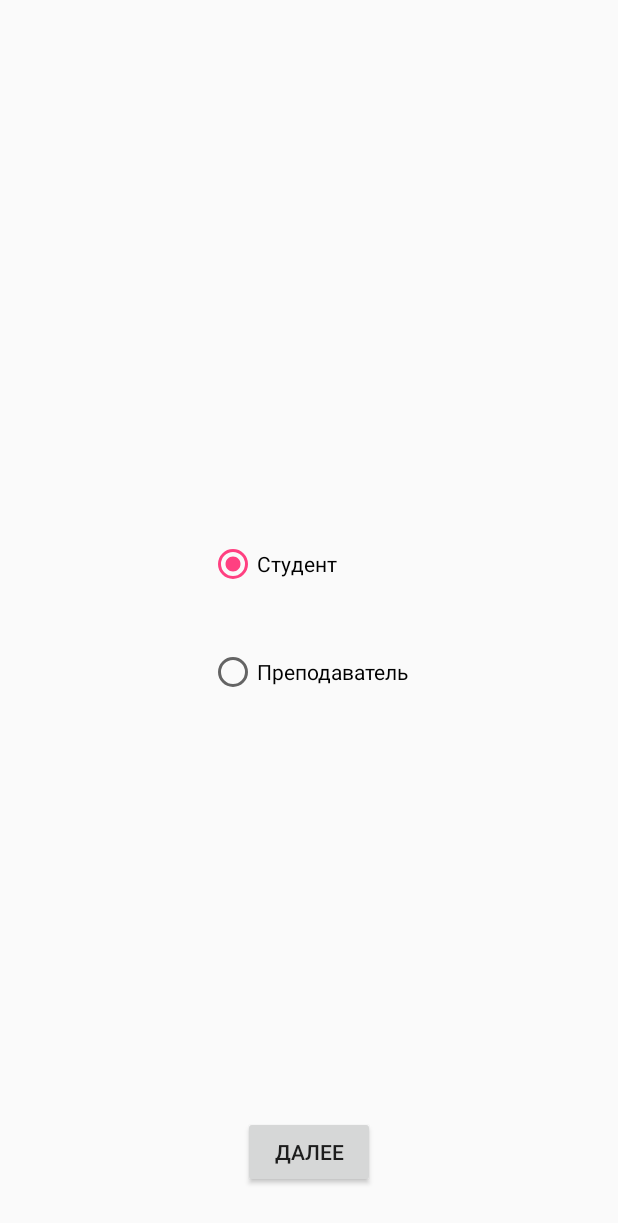
After one commit to rs1t/Hackaton2035, an Android app: the layout activity_user_greeting.xml on its own in the app's theme, with its tools: preview values and no code run, on a phone screen of 412 x 824 dp. The commit adds this screen. Shown: the top 1223 px of the screen. Run offline under Robolectric (Android 15) with nearby library versions, the phone set to English and light mode, and no system bars.

Commit message:
Add greetingView

```diff
--- a/app/build.gradle
+++ b/app/build.gradle
@@ -17,6 +17,10 @@ android {
             proguardFiles getDefaultProguardFile('proguard-android.txt'), 'proguard-rules.pro'
         }
     }
+    compileOptions {
+        targetCompatibility 1.8
+        sourceCompatibility 1.8
+    }
 }
 
 dependencies {
--- a/app/src/main/AndroidManifest.xml
+++ b/app/src/main/AndroidManifest.xml
@@ -9,13 +9,15 @@
         android:roundIcon="@mipmap/ic_launcher_round"
         android:supportsRtl="true"
         android:theme="@style/AppTheme">
-        <activity android:name=".MainActivity">
+        <activity android:name=".UserGreetingActivity">
             <intent-filter>
                 <action android:name="android.intent.action.MAIN"/>
 
                 <category android:name="android.intent.category.LAUNCHER"/>
             </intent-filter>
         </activity>
+        <activity android:name=".student.ChooseEventActivity">
+        </activity>
     </application>
 
 </manifest>
--- /dev/null
+++ b/app/src/main/res/layout/activity_user_greeting.xml
@@ -0,0 +1,43 @@
+<?xml version="1.0" encoding="utf-8"?>
+<android.support.constraint.ConstraintLayout
+    xmlns:android="http://schemas.android.com/apk/res/android"
+    xmlns:app="http://schemas.android.com/apk/res-auto"
+    xmlns:tools="http://schemas.android.com/tools"
+    android:layout_width="match_parent"
+    android:layout_height="match_parent"
+    tools:context="ru.polymers.hackaton2035.UserGreetingActivity">
+
+    <Button
+        android:id="@+id/next_button"
+        android:layout_width="wrap_content"
+        android:layout_height="wrap_content"
+        android:layout_marginBottom="32dp"
+        android:text="@string/next_button_label"
+        app:layout_constraintBottom_toBottomOf="parent"
+        app:layout_constraintLeft_toLeftOf="parent"
+        app:layout_constraintRight_toRightOf="parent"/>
+
+    <RadioGroup
+        android:layout_width="wrap_content"
+        android:layout_height="wrap_content"
+        app:layout_constraintBottom_toBottomOf="parent"
+        app:layout_constraintLeft_toLeftOf="parent"
+        app:layout_constraintRight_toRightOf="parent"
+        app:layout_constraintTop_toTopOf="parent">
+
+        <RadioButton
+            android:id="@+id/student_radio_button"
+            android:layout_width="wrap_content"
+            android:layout_height="wrap_content"
+            android:checked="true"
+            android:text="@string/student_label"
+            android:layout_marginBottom="40dp"/>
+        <RadioButton
+            android:layout_width="wrap_content"
+            android:layout_height="wrap_content"
+            android:id="@+id/teacher_radio_button"
+            android:text="@string/teacher_label"/>
+
+    </RadioGroup>
+
+</android.support.constraint.ConstraintLayout>
--- a/app/src/main/res/values/strings.xml
+++ b/app/src/main/res/values/strings.xml
@@ -4,4 +4,7 @@
     <string name="title_home">Home</string>
     <string name="title_dashboard">Dashboard</string>
     <string name="title_notifications">Notifications</string>
+    <string name="teacher_label">Преподаватель</string>
+    <string name="student_label">Студент</string>
+    <string name="next_button_label">Далее</string>
 </resources>
```
Also changed, not shown: app/src/main/java/ru/polymers/hackaton2035/UserGreetingActivity.java (added, +29 -0 lines), app/src/main/java/ru/polymers/hackaton2035/student/ChooseEventActivity.java (renamed from app/src/main/java/ru/polymers/hackaton2035/MainActivity.java, +5 -3 lines), app/src/main/res/layout/activity_choose_event.xml (added, +10 -0 lines), app/src/main/res/layout/activity_main.xml (deleted, +0 -19 lines).
